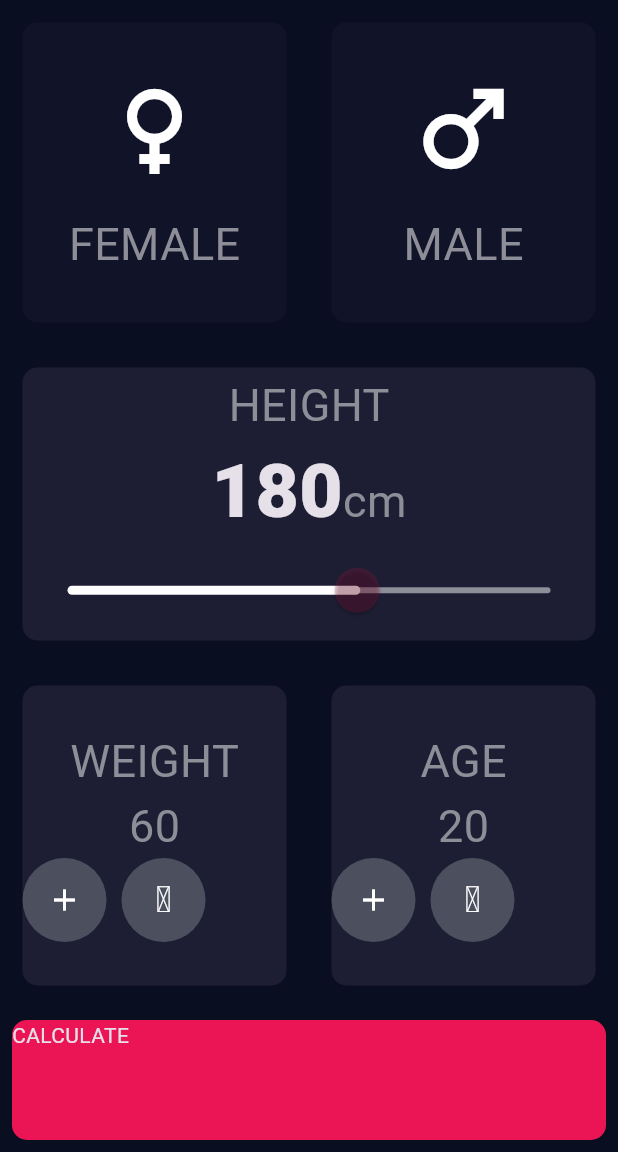
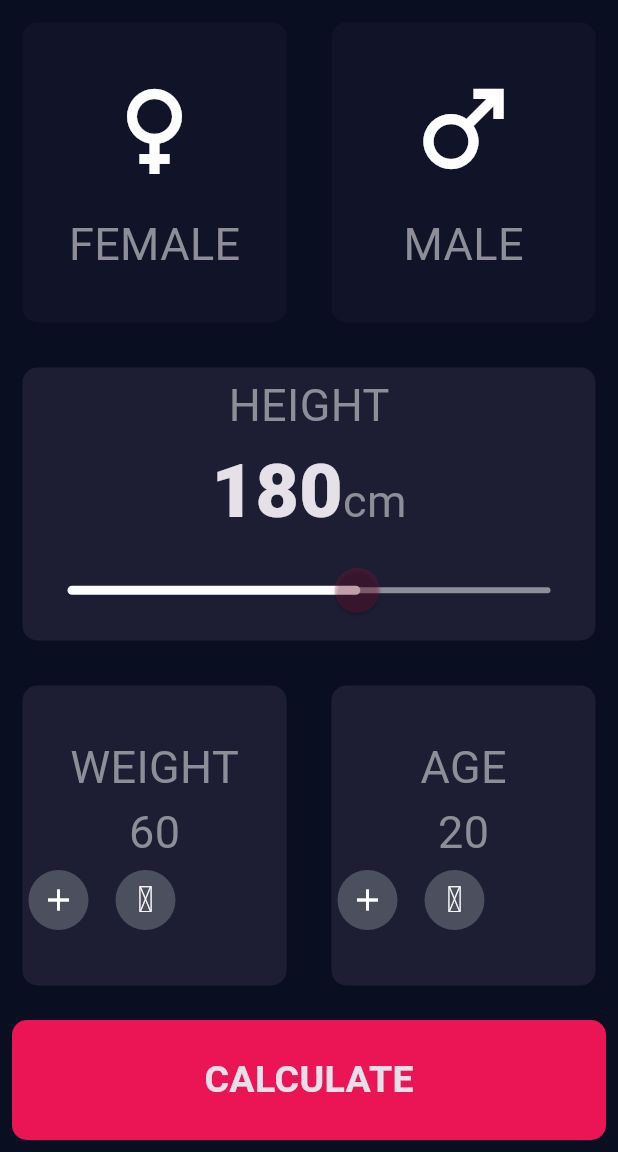
Before and after one commit to Agarwal7088/BMI-calculator, a Flutter app: the screen it shows after launch, on a phone screen of 412 x 824 dp, the part 84-1236 px from its top. Run offline on Flutter 3.47's test engine with Material 3 defaults, Android fonts, the phone set to English and light mode, and no system bars.

```diff
--- /dev/null
+++ b/lib/botton_botton.dart
@@ -0,0 +1,32 @@
+import 'package:bmi_calculator/constant.dart';
+import 'package:flutter/material.dart';
+
+class BottomButton extends StatelessWidget {
+  const BottomButton({
+    super.key,
+    @required this.onTap,
+    @required this.buttonTitle,
+  });
+
+  final VoidCallback? onTap;
+  final String? buttonTitle;
+
+  @override
+  Widget build(BuildContext context) {
+    return GestureDetector(
+      onTap: onTap,
+      child: Container(
+        // height: 0,
+        child: Center(child: Text(buttonTitle!, style: klargeButtonTexttyle)),
+        width: double.infinity,
+        height: 80.0,
+        margin: EdgeInsets.all(8),
+        decoration: BoxDecoration(
+          //color: colour,
+          color: Color(0xFFEB1555),
+          borderRadius: BorderRadius.circular(10),
+        ),
+      ),
+    );
+  }
+}
--- a/lib/constant.dart
+++ b/lib/constant.dart
@@ -7,3 +7,19 @@ const kbottomContainerHeight = 80;
 
 const labelTextStyle = TextStyle(fontSize: 30, color: Color(0xFF8D8E98));
 const numberTextStyle = TextStyle(fontSize: 50, fontWeight: FontWeight.w900);
+
+const klargeButtonTexttyle = TextStyle(
+  fontSize: 25,
+  fontWeight: FontWeight.bold,
+);
+
+const kTitleTextStryle = TextStyle(fontSize: 50, fontWeight: FontWeight.bold);
+
+const resultTextStyle = TextStyle(
+  color: Color(0xFF24D876),
+  fontSize: 22,
+  fontWeight: FontWeight.bold,
+);
+
+const bmiTextStyle = TextStyle(fontSize: 100, fontWeight: FontWeight.bold);
+const bodytextstyle = TextStyle(fontSize: 22);
--- a/lib/first_screen.dart
+++ b/lib/first_screen.dart
@@ -1,9 +1,12 @@
 import 'package:bmi_calculator/Iconcontent.dart';
+import 'package:bmi_calculator/botton_botton.dart';
+import 'package:bmi_calculator/calculate_brain.dart';
 import 'package:bmi_calculator/result_page.dart';
 import 'package:bmi_calculator/reuseablecard.dart';
 import 'package:bmi_calculator/roundiconbutton.dart';
 import 'package:flutter/material.dart';
 import 'constant.dart';
+//port 'calculate_brain.dart';
 
 // const inactiveCardColor = Color(0xFF111328);
 // const activeCardColor = Color(0xFF1D1E33);
@@ -208,25 +211,25 @@ class _FirstScreenState extends State<FirstScreen> {
               ),
             ],
           ),
-          GestureDetector(
+          BottomButton(
             onTap: () {
+              CalculateBrain calc = CalculateBrain(
+                height: height,
+                weight: weight,
+              );
               Navigator.push(
                 context,
-                MaterialPageRoute(builder: (context) => const ResultsPage()),
+                MaterialPageRoute(
+                  builder:
+                      (context) => ResultsPage(
+                        bmiResult: calc.calculateBMI(),
+                        interpretation: calc.getInterpretation(),
+                        resultText: calc.getResult(),
+                      ),
+                ),
               );
             },
-            child: Container(
-              // height: 0,
-              child: Text('CALCULATE'),
-              width: double.infinity,
-              height: 80.0,
-              margin: EdgeInsets.all(8),
-              decoration: BoxDecoration(
-                //color: colour,
-                color: Color(0xFFEB1555),
-                borderRadius: BorderRadius.circular(10),
-              ),
-            ),
+            buttonTitle: 'CALCULATE',
           ),
         ],
       ),
--- a/lib/roundiconbutton.dart
+++ b/lib/roundiconbutton.dart
@@ -14,7 +14,7 @@ class RoundIconButton extends StatelessWidget {
       onPressed: onpress,
       shape: CircleBorder(),
       fillColor: Color(0xFF4C4F5E),
-      constraints: BoxConstraints.tightFor(width: 56, height: 56),
+      constraints: BoxConstraints.tightFor(width: 40, height: 40),
     );
   }
 }
```
Also changed, not shown: lib/calculate_brain.dart (added, +34 -0 lines), lib/result_page.dart (+51 -2 lines).
